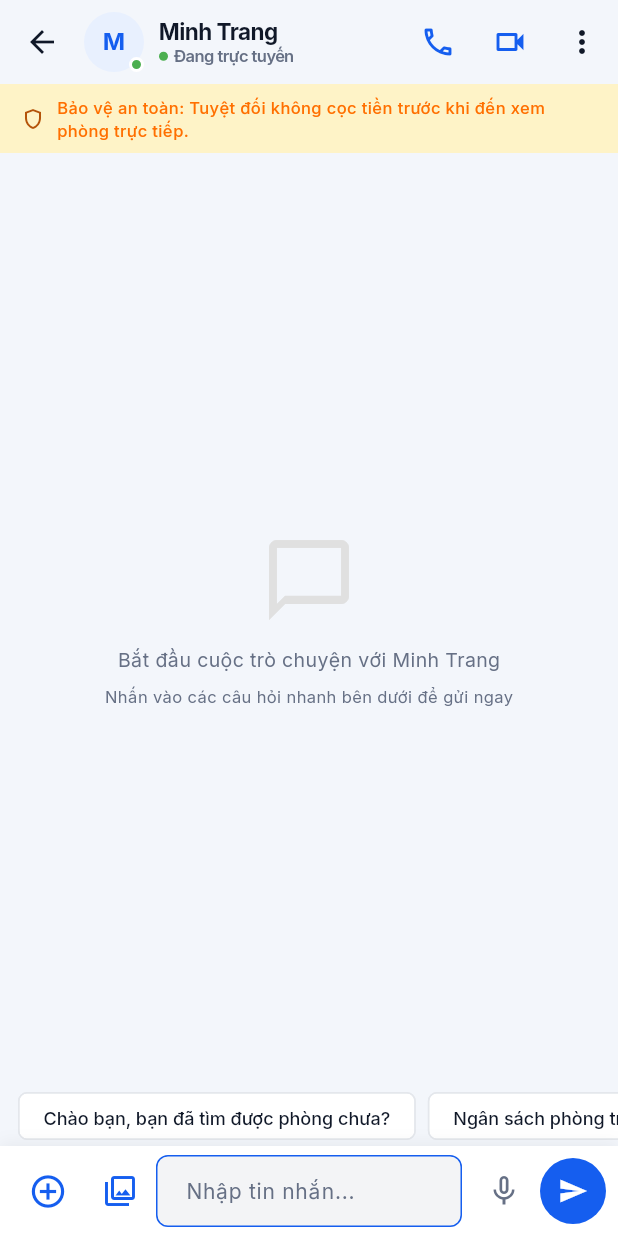
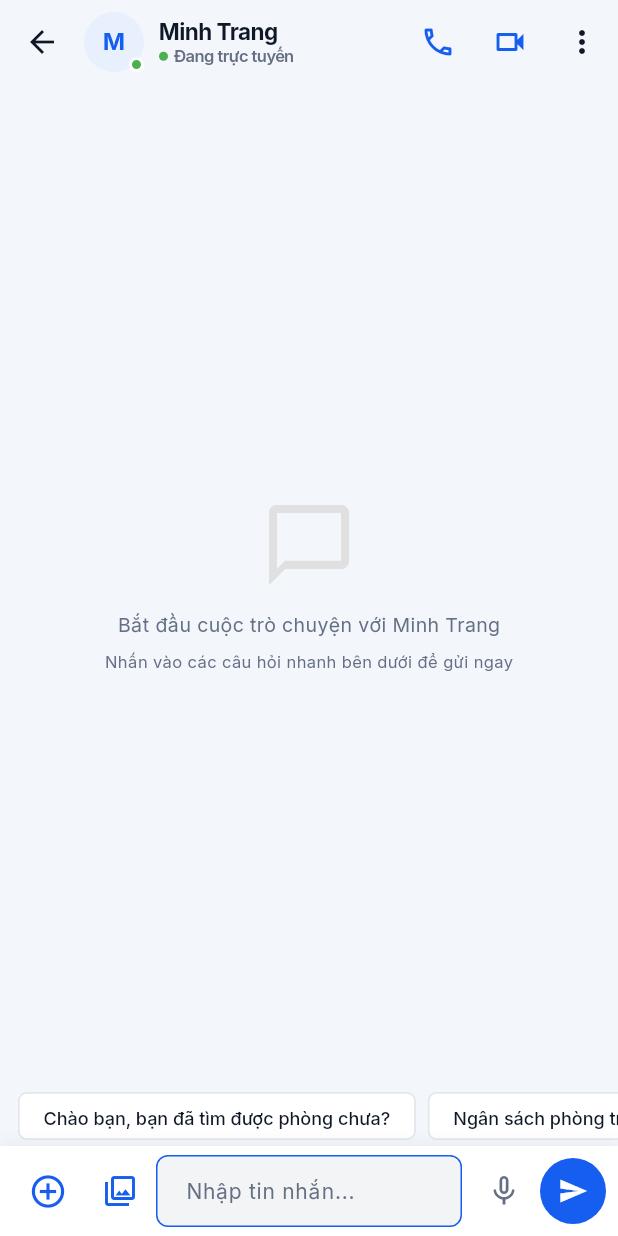
Before and after one commit to Anh-Anh2018/HomeShare, a Flutter app: the screen it shows once a user with an empty profile is signed in, scrolled down 963 dp, after a tap on "Liên hệ ở ghép", on a phone screen of 412 x 824 dp. Run offline on Flutter 3.47's test engine with Material 3 defaults, Android fonts, the phone set to English and light mode, and no system bars; our stand-ins replace cached_network_image, cloud_firestore, firebase_auth, firebase_core, firebase_storage, flutter_riverpod and 4 more; missing offline and left inert: mobile_scanner; accounts and stored records are empty; network calls fail.

Commit message:
feat: Xoa banner canh bao dat coc tien truoc trong man hinh tin nhan

```diff
--- a/lib/features/chat/screens/chat_detail_screen.dart
+++ b/lib/features/chat/screens/chat_detail_screen.dart
@@ -1225,24 +1225,6 @@ class _ChatDetailScreenState extends ConsumerState<ChatDetailScreen> {
         children: [
           Column(
             children: [
-              // 1. Thẻ bảo vệ giao dịch an toàn (SRS 2.10)
-              Container(
-                width: double.infinity,
-                padding: const EdgeInsets.symmetric(horizontal: 14, vertical: 8),
-                color: const Color(0xFFFEF3C7),
-                child: Row(
-                  children: [
-                    const Icon(Icons.shield_outlined, size: 16, color: Color(0xFFB45309)),
-                    const SizedBox(width: 8),
-                    Expanded(
-                      child: Text(
-                        'Bảo vệ an toàn: Tuyệt đối không cọc tiền trước khi đến xem phòng trực tiếp.',
-                        style: TextStyle(fontSize: 11, color: Colors.amber.shade900, fontWeight: FontWeight.w500),
-                      ),
-                    ),
-                  ],
-                ),
-              ),
 
               // 2. Thẻ phòng trọ ghim trên đầu khung chat (Tc_CHAT_09 -> 11 & SRS 2.10)
               if (_showPinnedRoom && widget.pinnedRoom != null)
```
Also changed, not shown: 1 other file.
